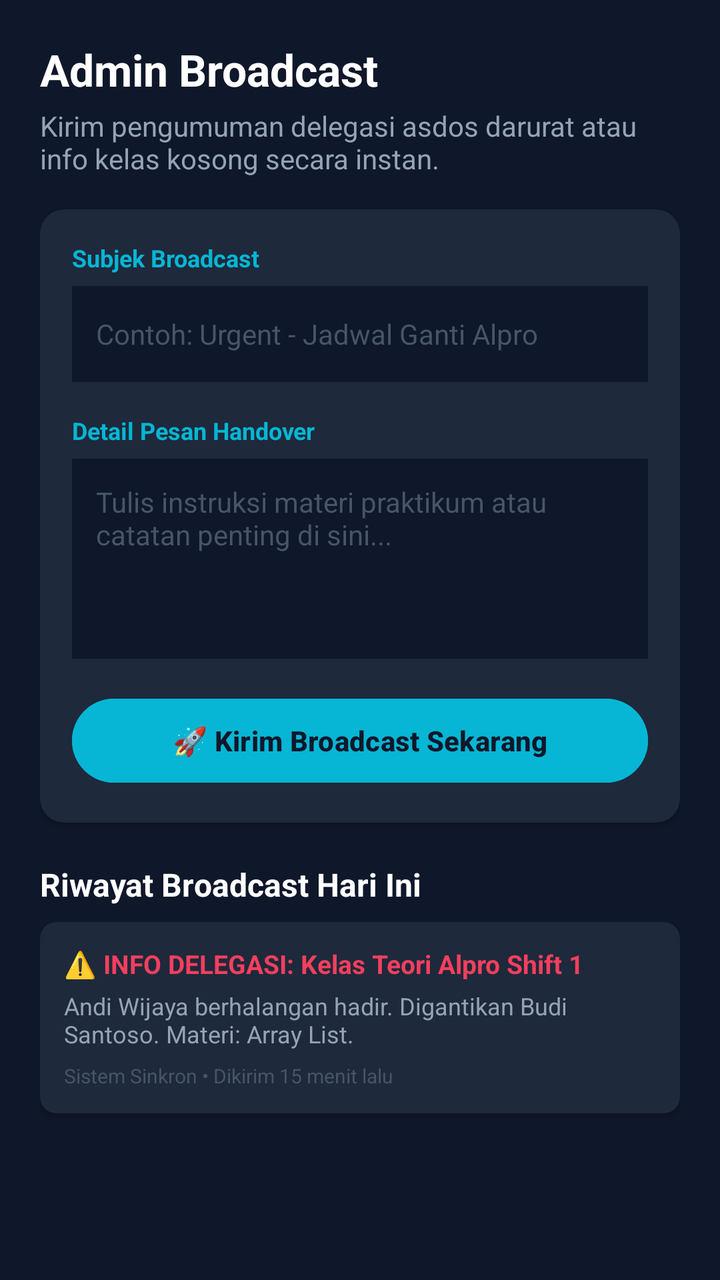
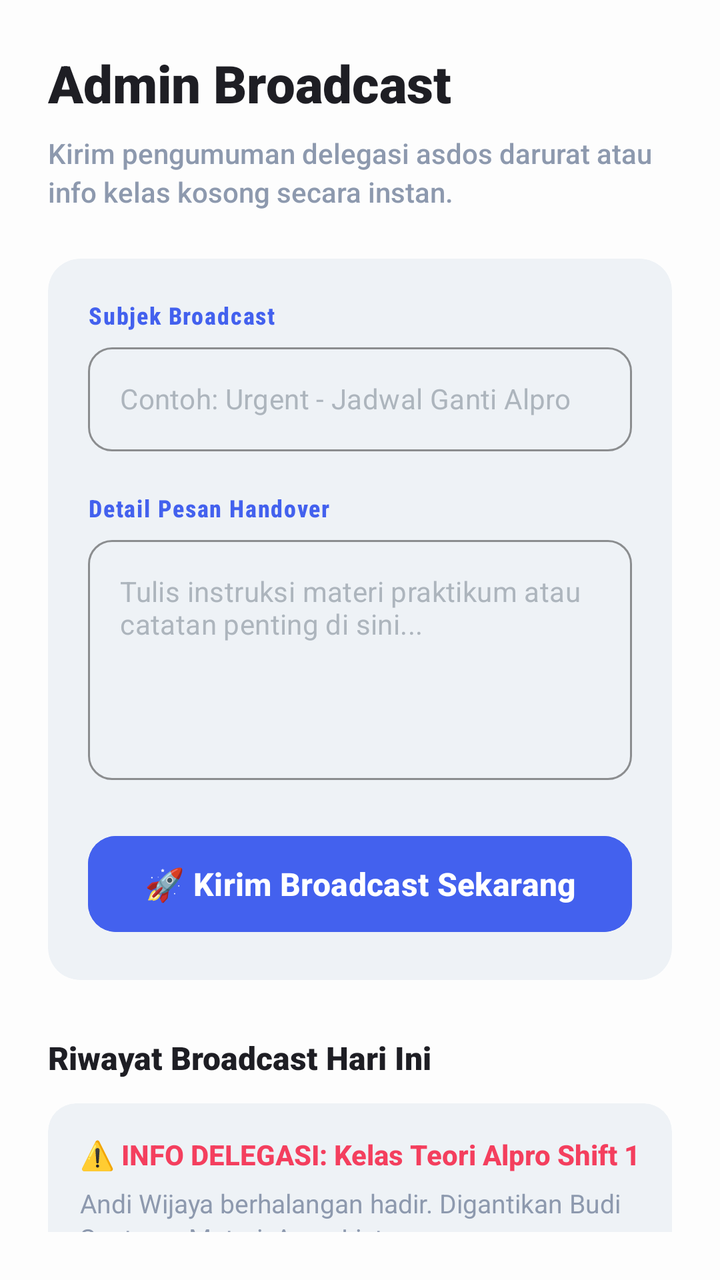

Before-and-after screenshots of an Android layout around one commit, followed by the original layout XML and the change that was made.
<!-- AndroidManifest.xml: application theme Theme.MyApplication -->
<!-- res/layout/fragment_admin_broadcast.xml -->
<?xml version="1.0" encoding="utf-8"?>
<androidx.constraintlayout.widget.ConstraintLayout
    xmlns:android="http://schemas.android.com/apk/res/android"
    xmlns:app="http://schemas.android.com/apk/res-auto"
    android:layout_width="match_parent"
    android:layout_height="match_parent"
    android:background="#0F172A"
    android:padding="20dp">

    <TextView
        android:id="@+id/tv_broadcast_title"
        android:layout_width="0dp"
        android:layout_height="wrap_content"
        android:text="Admin Broadcast"
        android:textColor="#FFFFFF"
        android:textSize="22sp"
        android:textStyle="bold"
        app:layout_constraintTop_toTopOf="parent"
        app:layout_constraintStart_toStartOf="parent"
        app:layout_constraintEnd_toEndOf="parent" />

    <TextView
        android:id="@+id/tv_broadcast_subtitle"
        android:layout_width="0dp"
        android:layout_height="wrap_content"
        android:layout_marginTop="4dp"
        android:text="Kirim pengumuman delegasi asdos darurat atau info kelas kosong secara instan."
        android:textColor="#94A3B8"
        android:textSize="14sp"
        app:layout_constraintTop_toBottomOf="@id/tv_broadcast_title"
        app:layout_constraintStart_toStartOf="parent"
        app:layout_constraintEnd_toEndOf="parent" />

    
    <androidx.cardview.widget.CardView
        android:id="@+id/card_form"
        android:layout_width="0dp"
        android:layout_height="wrap_content"
        android:layout_marginTop="16dp"
        app:cardCornerRadius="12dp"
        app:cardBackgroundColor="#1E293B"
        app:layout_constraintTop_toBottomOf="@id/tv_broadcast_subtitle"
        app:layout_constraintStart_toStartOf="parent"
        app:layout_constraintEnd_toEndOf="parent">

        <androidx.constraintlayout.widget.ConstraintLayout
            android:layout_width="match_parent"
            android:layout_height="wrap_content"
            android:padding="16dp">

            
            <TextView
                android:id="@+id/tv_subject_label"
                android:layout_width="wrap_content"
                android:layout_height="wrap_content"
                android:text="Subjek Broadcast"
                android:textColor="#06B6D4"
                android:textSize="12sp"
                android:textStyle="bold"
                app:layout_constraintTop_toTopOf="parent"
                app:layout_constraintStart_toStartOf="parent" />

            <EditText
                android:id="@+id/et_subject"
                android:layout_width="0dp"
                android:layout_height="48dp"
                android:layout_marginTop="6dp"
                android:background="#0F172A"
                android:hint="Contoh: Urgent - Jadwal Ganti Alpro"
                android:textColor="#FFFFFF"
                android:textColorHint="#475569"
                android:paddingHorizontal="12dp"
                android:textSize="14sp"
                android:inputType="text"
                app:layout_constraintTop_toBottomOf="@id/tv_subject_label"
                app:layout_constraintStart_toStartOf="parent"
                app:layout_constraintEnd_toEndOf="parent" />

            
            <TextView
                android:id="@+id/tv_message_label"
                android:layout_width="wrap_content"
                android:layout_height="wrap_content"
                android:layout_marginTop="16dp"
                android:text="Detail Pesan Handover"
                android:textColor="#06B6D4"
                android:textSize="12sp"
                android:textStyle="bold"
                app:layout_constraintTop_toBottomOf="@id/et_subject"
                app:layout_constraintStart_toStartOf="parent" />

            <EditText
                android:id="@+id/et_message"
                android:layout_width="0dp"
                android:layout_height="100dp"
                android:layout_marginTop="6dp"
                android:background="#0F172A"
                android:hint="Tulis instruksi materi praktikum atau catatan penting di sini..."
                android:textColor="#FFFFFF"
                android:textColorHint="#475569"
                android:padding="12dp"
                android:textSize="14sp"
                android:gravity="top|start"
                android:inputType="textMultiLine"
                app:layout_constraintTop_toBottomOf="@id/tv_message_label"
                app:layout_constraintStart_toStartOf="parent"
                app:layout_constraintEnd_toEndOf="parent" />

            
            <Button
                android:id="@+id/btn_send_broadcast"
                android:layout_width="0dp"
                android:layout_height="50dp"
                android:layout_marginTop="16dp"
                android:text="🚀 Kirim Broadcast Sekarang"
                android:backgroundTint="#06B6D4"
                android:textColor="#0F172A"
                android:textStyle="bold"
                app:layout_constraintTop_toBottomOf="@id/et_message"
                app:layout_constraintStart_toStartOf="parent"
                app:layout_constraintEnd_toEndOf="parent" />

        </androidx.constraintlayout.widget.ConstraintLayout>
    </androidx.cardview.widget.CardView>

    
    <TextView
        android:id="@+id/tv_history_title"
        android:layout_width="0dp"
        android:layout_height="wrap_content"
        android:layout_marginTop="20dp"
        android:text="Riwayat Broadcast Hari Ini"
        android:textColor="#FFFFFF"
        android:textSize="16sp"
        android:textStyle="bold"
        app:layout_constraintTop_toBottomOf="@id/card_form"
        app:layout_constraintStart_toStartOf="parent"
        app:layout_constraintEnd_toEndOf="parent" />

    
    <ScrollView
        android:layout_width="0dp"
        android:layout_height="0dp"
        android:layout_marginTop="8dp"
        app:layout_constraintTop_toBottomOf="@id/tv_history_title"
        app:layout_constraintBottom_toBottomOf="parent"
        app:layout_constraintStart_toStartOf="parent"
        app:layout_constraintEnd_toEndOf="parent">

        <androidx.constraintlayout.widget.ConstraintLayout
            android:layout_width="match_parent"
            android:layout_height="wrap_content">

            <LinearLayout
                android:id="@+id/ll_broadcast_history"
                android:layout_width="match_parent"
                android:layout_height="wrap_content"
                android:orientation="vertical"
                app:layout_constraintTop_toTopOf="parent"
                app:layout_constraintStart_toStartOf="parent"
                app:layout_constraintEnd_toEndOf="parent">

                
                <androidx.cardview.widget.CardView
                    android:layout_width="match_parent"
                    android:layout_height="wrap_content"
                    android:layout_marginBottom="8dp"
                    app:cardCornerRadius="8dp"
                    app:cardBackgroundColor="#1E293B">

                    <androidx.constraintlayout.widget.ConstraintLayout
                        android:layout_width="match_parent"
                        android:layout_height="wrap_content"
                        android:padding="12dp">

                        <TextView
                            android:id="@+id/tv_item_title"
                            android:layout_width="0dp"
                            android:layout_height="wrap_content"
                            android:text="⚠️ INFO DELEGASI: Kelas Teori Alpro Shift 1"
                            android:textColor="#F43F5E"
                            android:textStyle="bold"
                            android:textSize="13sp"
                            app:layout_constraintTop_toTopOf="parent"
                            app:layout_constraintStart_toStartOf="parent"
                            app:layout_constraintEnd_toEndOf="parent" />

                        <TextView
                            android:id="@+id/tv_item_desc"
                            android:layout_width="0dp"
                            android:layout_height="wrap_content"
                            android:layout_marginTop="4dp"
                            android:text="Andi Wijaya berhalangan hadir. Digantikan Budi Santoso. Materi: Array List."
                            android:textColor="#94A3B8"
                            android:textSize="12sp"
                            app:layout_constraintTop_toBottomOf="@id/tv_item_title"
                            app:layout_constraintStart_toStartOf="parent"
                            app:layout_constraintEnd_toEndOf="parent" />

                        <TextView
                            android:id="@+id/tv_item_meta"
                            android:layout_width="0dp"
                            android:layout_height="wrap_content"
                            android:layout_marginTop="6dp"
                            android:text="Sistem Sinkron • Dikirim 15 menit lalu"
                            android:textColor="#475569"
                            android:textSize="10sp"
                            app:layout_constraintTop_toBottomOf="@id/tv_item_desc"
                            app:layout_constraintStart_toStartOf="parent"
                            app:layout_constraintEnd_toEndOf="parent" />

                    </androidx.constraintlayout.widget.ConstraintLayout>
                </androidx.cardview.widget.CardView>
            </LinearLayout>
        </androidx.constraintlayout.widget.ConstraintLayout>
    </ScrollView>
</androidx.constraintlayout.widget.ConstraintLayout>
<!-- resources referenced by this layout -->
<resources>
  <style name="Theme.MyApplication" parent="Base.Theme.MyApplication" />
  <style name="Base.Theme.MyApplication" parent="Theme.Material3.DayNight.NoActionBar">
          
          
      </style>
</resources>

<!-- the commit's change to res/layout/fragment_admin_broadcast.xml (unified diff, before → after) -->
@@ -4,16 +4,17 @@
     xmlns:app="http://schemas.android.com/apk/res-auto"
     android:layout_width="match_parent"
     android:layout_height="match_parent"
-    android:background="#0F172A"
-    android:padding="20dp">
+    android:background="#FDFDFD"
+    android:padding="24dp">
 
     <TextView
         android:id="@+id/tv_broadcast_title"
         android:layout_width="0dp"
         android:layout_height="wrap_content"
         android:text="Admin Broadcast"
-        android:textColor="#FFFFFF"
-        android:textSize="22sp"
+        android:textColor="#1E1E24"
+        android:textSize="26sp"
+        android:fontFamily="sans-serif-black"
         android:textStyle="bold"
         app:layout_constraintTop_toTopOf="parent"
         app:layout_constraintStart_toStartOf="parent"
@@ -23,22 +24,24 @@
         android:id="@+id/tv_broadcast_subtitle"
         android:layout_width="0dp"
         android:layout_height="wrap_content"
-        android:layout_marginTop="4dp"
+        android:layout_marginTop="8dp"
         android:text="Kirim pengumuman delegasi asdos darurat atau info kelas kosong secara instan."
-        android:textColor="#94A3B8"
+        android:textColor="#8D99AE"
         android:textSize="14sp"
+        android:fontFamily="sans-serif-medium"
+        android:lineSpacingExtra="3dp"
         app:layout_constraintTop_toBottomOf="@id/tv_broadcast_title"
         app:layout_constraintStart_toStartOf="parent"
         app:layout_constraintEnd_toEndOf="parent" />
 
-    
     <androidx.cardview.widget.CardView
         android:id="@+id/card_form"
         android:layout_width="0dp"
         android:layout_height="wrap_content"
-        android:layout_marginTop="16dp"
-        app:cardCornerRadius="12dp"
-        app:cardBackgroundColor="#1E293B"
+        android:layout_marginTop="24dp"
+        app:cardCornerRadius="16dp"
+        app:cardElevation="0dp"
+        app:cardBackgroundColor="#EEF2F6"
         app:layout_constraintTop_toBottomOf="@id/tv_broadcast_subtitle"
         app:layout_constraintStart_toStartOf="parent"
         app:layout_constraintEnd_toEndOf="parent">
@@ -46,102 +49,135 @@
         <androidx.constraintlayout.widget.ConstraintLayout
             android:layout_width="match_parent"
             android:layout_height="wrap_content"
-            android:padding="16dp">
-
-            
+            android:padding="20dp">
+
             <TextView
                 android:id="@+id/tv_subject_label"
                 android:layout_width="wrap_content"
                 android:layout_height="wrap_content"
                 android:text="Subjek Broadcast"
-                android:textColor="#06B6D4"
+                android:textColor="#4361EE"
                 android:textSize="12sp"
+                android:fontFamily="sans-serif-condensed-medium"
                 android:textStyle="bold"
+                android:letterSpacing="0.05"
                 app:layout_constraintTop_toTopOf="parent"
                 app:layout_constraintStart_toStartOf="parent" />
 
-            <EditText
-                android:id="@+id/et_subject"
+            <com.google.android.material.textfield.TextInputLayout
+                android:id="@+id/til_subject_wrapper"
+                style="@style/Widget.MaterialComponents.TextInputLayout.OutlinedBox"
                 android:layout_width="0dp"
-                android:layout_height="48dp"
-                android:layout_marginTop="6dp"
-                android:background="#0F172A"
-                android:hint="Contoh: Urgent - Jadwal Ganti Alpro"
-                android:textColor="#FFFFFF"
-                android:textColorHint="#475569"
-                android:paddingHorizontal="12dp"
-                android:textSize="14sp"
-                android:inputType="text"
+                android:layout_height="wrap_content"
+                android:layout_marginTop="8dp"
+                app:hintEnabled="false"
+                app:boxStrokeColor="#4361EE"
+                app:boxCornerRadiusTopStart="12dp"
+                app:boxCornerRadiusTopEnd="12dp"
+                app:boxCornerRadiusBottomStart="12dp"
+                app:boxCornerRadiusBottomEnd="12dp"
                 app:layout_constraintTop_toBottomOf="@id/tv_subject_label"
                 app:layout_constraintStart_toStartOf="parent"
-                app:layout_constraintEnd_toEndOf="parent" />
-
-            
+                app:layout_constraintEnd_toEndOf="parent">
+
+                <EditText
+                    android:id="@+id/et_subject"
+                    android:layout_width="match_parent"
+                    android:layout_height="52dp"
+                    android:hint="Contoh: Urgent - Jadwal Ganti Alpro"
+                    android:textColor="#1E1E24"
+                    android:textColorHint="#ADB5BD"
+                    android:paddingHorizontal="16dp"
+                    android:textSize="14sp"
+                    android:fontFamily="sans-serif"
+                    android:inputType="text"
+                    android:background="@null" />
+            </com.google.android.material.textfield.TextInputLayout>
+
             <TextView
                 android:id="@+id/tv_message_label"
                 android:layout_width="wrap_content"
                 android:layout_height="wrap_content"
-                android:layout_marginTop="16dp"
+                android:layout_marginTop="20dp"
                 android:text="Detail Pesan Handover"
-                android:textColor="#06B6D4"
+                android:textColor="#4361EE"
                 android:textSize="12sp"
+                android:fontFamily="sans-serif-condensed-medium"
                 android:textStyle="bold"
-                app:layout_constraintTop_toBottomOf="@id/et_subject"
+                android:letterSpacing="0.05"
+                app:layout_constraintTop_toBottomOf="@id/til_subject_wrapper"
                 app:layout_constraintStart_toStartOf="parent" />
 
-            <EditText
-                android:id="@+id/et_message"
+            <com.google.android.material.textfield.TextInputLayout
+                android:id="@+id/til_message_wrapper"
+                style="@style/Widget.MaterialComponents.TextInputLayout.OutlinedBox"
                 android:layout_width="0dp"
-                android:layout_height="100dp"
-                android:layout_marginTop="6dp"
-                android:background="#0F172A"
-                android:hint="Tulis instruksi materi praktikum atau catatan penting di sini..."
-                android:textColor="#FFFFFF"
-                android:textColorHint="#475569"
-                android:padding="12dp"
-                android:textSize="14sp"
-                android:gravity="top|start"
-                android:inputType="textMultiLine"
+                android:layout_height="wrap_content"
+                android:layout_marginTop="8dp"
+                app:hintEnabled="false"
+                app:boxStrokeColor="#4361EE"
+                app:boxCornerRadiusTopStart="12dp"
+                app:boxCornerRadiusTopEnd="12dp"
+                app:boxCornerRadiusBottomStart="12dp"
+                app:boxCornerRadiusBottomEnd="12dp"
                 app:layout_constraintTop_toBottomOf="@id/tv_message_label"
                 app:layout_constraintStart_toStartOf="parent"
-                app:layout_constraintEnd_toEndOf="parent" />
-
-            
+                app:layout_constraintEnd_toEndOf="parent">
+
+                <EditText
+                    android:id="@+id/et_message"
+                    android:layout_width="match_parent"
+                    android:layout_height="120dp"
+                    android:hint="Tulis instruksi materi praktikum atau catatan penting di sini..."
+                    android:textColor="#1E1E24"
+                    android:textColorHint="#ADB5BD"
+                    android:padding="16dp"
+                    android:textSize="14sp"
+                    android:fontFamily="sans-serif"
+                    android:gravity="top|start"
+                    android:inputType="textMultiLine"
+                    android:background="@null" />
+            </com.google.android.material.textfield.TextInputLayout>
+
             <Button
                 android:id="@+id/btn_send_broadcast"
                 android:layout_width="0dp"
-                android:layout_height="50dp"
-                android:layout_marginTop="16dp"
+                android:layout_height="56dp"
+                android:layout_marginTop="24dp"
                 android:text="🚀 Kirim Broadcast Sekarang"
-                android:backgroundTint="#06B6D4"
-                android:textColor="#0F172A"
+                android:backgroundTint="#4361EE"
+                android:textColor="@android:color/white"
+                android:textSize="16sp"
+                android:fontFamily="sans-serif-medium"
                 android:textStyle="bold"
-                app:layout_constraintTop_toBottomOf="@id/et_message"
+                android:stateListAnimator="@null"
+                app:cornerRadius="14dp"
+                app:layout_constraintTop_toBottomOf="@id/til_message_wrapper"
                 app:layout_constraintStart_toStartOf="parent"
                 app:layout_constraintEnd_toEndOf="parent" />
 
         </androidx.constraintlayout.widget.ConstraintLayout>
     </androidx.cardview.widget.CardView>
 
-    
     <TextView
         android:id="@+id/tv_history_title"
         android:layout_width="0dp"
         android:layout_height="wrap_content"
-        android:layout_marginTop="20dp"
+        android:layout_marginTop="28dp"
         android:text="Riwayat Broadcast Hari Ini"
-        android:textColor="#FFFFFF"
+        android:textColor="#1E1E24"
         android:textSize="16sp"
+        android:fontFamily="sans-serif-black"
         android:textStyle="bold"
         app:layout_constraintTop_toBottomOf="@id/card_form"
         app:layout_constraintStart_toStartOf="parent"
         app:layout_constraintEnd_toEndOf="parent" />
 
-    
     <ScrollView
         android:layout_width="0dp"
         android:layout_height="0dp"
-        android:layout_marginTop="8dp"
+        android:layout_marginTop="12dp"
+        android:scrollbars="none"
         app:layout_constraintTop_toBottomOf="@id/tv_history_title"
         app:layout_constraintBottom_toBottomOf="parent"
         app:layout_constraintStart_toStartOf="parent"
@@ -160,18 +196,18 @@
                 app:layout_constraintStart_toStartOf="parent"
                 app:layout_constraintEnd_toEndOf="parent">
 
-                
                 <androidx.cardview.widget.CardView
                     android:layout_width="match_parent"
                     android:layout_height="wrap_content"
-                    android:layout_marginBottom="8dp"
-                    app:cardCornerRadius="8dp"
-                    app:cardBackgroundColor="#1E293B">
+                    android:layout_marginBottom="12dp"
+                    app:cardCornerRadius="14dp"
+                    app:cardElevation="0dp"
+                    app:cardBackgroundColor="#EEF2F6">
 
                     <androidx.constraintlayout.widget.ConstraintLayout
                         android:layout_width="match_parent"
                         android:layout_height="wrap_content"
-                        android:padding="12dp">
+                        android:padding="16dp">
 
                         <TextView
                             android:id="@+id/tv_item_title"
@@ -179,8 +215,9 @@
                             android:layout_height="wrap_content"
                             android:text="⚠️ INFO DELEGASI: Kelas Teori Alpro Shift 1"
                             android:textColor="#F43F5E"
+                            android:fontFamily="sans-serif-medium"
                             android:textStyle="bold"
-                            android:textSize="13sp"
+                            android:textSize="14sp"
                             app:layout_constraintTop_toTopOf="parent"
                             app:layout_constraintStart_toStartOf="parent"
                             app:layout_constraintEnd_toEndOf="parent" />
@@ -189,10 +226,12 @@
                             android:id="@+id/tv_item_desc"
                             android:layout_width="0dp"
                             android:layout_height="wrap_content"
-                            android:layout_marginTop="4dp"
+                            android:layout_marginTop="6dp"
                             android:text="Andi Wijaya berhalangan hadir. Digantikan Budi Santoso. Materi: Array List."
-                            android:textColor="#94A3B8"
-                            android:textSize="12sp"
+                            android:textColor="#8D99AE"
+                            android:textSize="13sp"
+                            android:fontFamily="sans-serif"
+                            android:lineSpacingExtra="2dp"
                             app:layout_constraintTop_toBottomOf="@id/tv_item_title"
                             app:layout_constraintStart_toStartOf="parent"
                             app:layout_constraintEnd_toEndOf="parent" />
@@ -201,16 +240,18 @@
                             android:id="@+id/tv_item_meta"
                             android:layout_width="0dp"
                             android:layout_height="wrap_content"
-                            android:layout_marginTop="6dp"
+                            android:layout_marginTop="10dp"
                             android:text="Sistem Sinkron • Dikirim 15 menit lalu"
-                            android:textColor="#475569"
-                            android:textSize="10sp"
+                            android:textColor="#ADB5BD"
+                            android:textSize="11sp"
+                            android:fontFamily="sans-serif-medium"
                             app:layout_constraintTop_toBottomOf="@id/tv_item_desc"
                             app:layout_constraintStart_toStartOf="parent"
                             app:layout_constraintEnd_toEndOf="parent" />
 
                     </androidx.constraintlayout.widget.ConstraintLayout>
                 </androidx.cardview.widget.CardView>
+
             </LinearLayout>
         </androidx.constraintlayout.widget.ConstraintLayout>
     </ScrollView>
